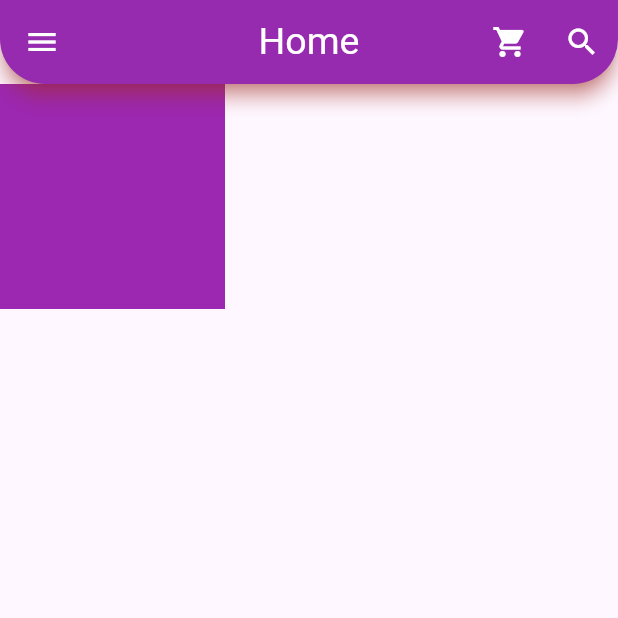
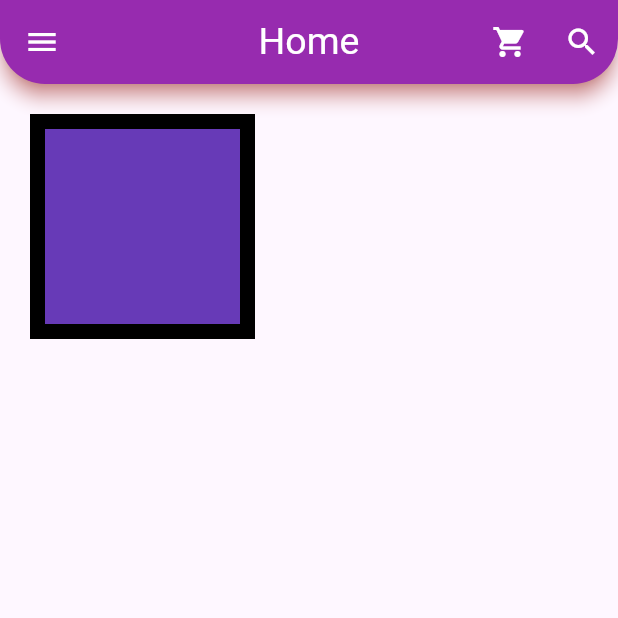
Before and after one commit to rifatalam26/my-first-app, a Flutter app: the screen it shows after launch, on a phone screen of 412 x 824 dp, the top half of it. Run offline on Flutter 3.47's test engine with Material 3 defaults, Android fonts, the phone set to English and light mode, and no system bars.

Commit message:
container practice

```diff
--- a/lib/main.dart
+++ b/lib/main.dart
@@ -46,9 +46,14 @@ class _HomePageState extends State<HomePage> {
           ),
         ),
         body: Container(
-          color: Colors.purple,
+          padding: EdgeInsets.all(20),
+          margin: EdgeInsets.all(20),
           height: 150,
           width: 150,
+          decoration: BoxDecoration(
+            border: Border.all(color: Colors.black, width: 10),
+            color: Colors.deepPurple,
+          ),
         ));
   }
 }
```
